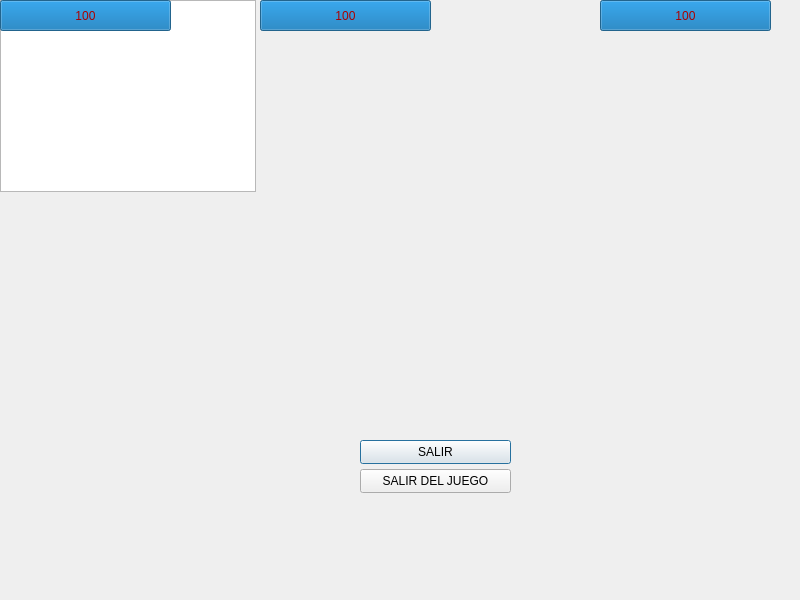
Before: the Qt Designer form AttackUniversity/multijugador2.ui in juan154850/Juego-info-2-Attack-University-, drawn with Qt 5.
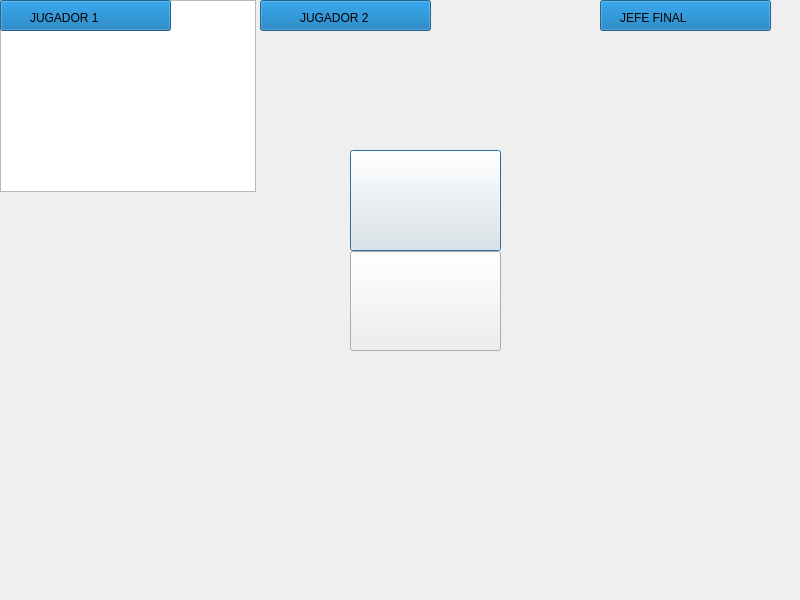
After: the same form once the commit is applied. Icons and pictures are not drawn.

What changed in the file:
```diff
--- a/AttackUniversity/multijugador2.ui
+++ b/AttackUniversity/multijugador2.ui
@@ -42,6 +42,9 @@
    <property name="value">
     <number>100</number>
    </property>
+   <property name="textVisible">
+    <bool>false</bool>
+   </property>
    <property name="format">
     <string>%p</string>
    </property>
@@ -65,6 +68,9 @@
    <property name="value">
     <number>100</number>
    </property>
+   <property name="textVisible">
+    <bool>false</bool>
+   </property>
    <property name="format">
     <string>%p</string>
    </property>
@@ -88,36 +94,90 @@
    <property name="value">
     <number>100</number>
    </property>
+   <property name="textVisible">
+    <bool>false</bool>
+   </property>
    <property name="format">
     <string>%p</string>
    </property>
   </widget>
-  <widget class="QPushButton" name="SALIR">
+  <widget class="QLabel" name="label">
    <property name="geometry">
     <rect>
-     <x>360</x>
-     <y>440</y>
-     <width>151</width>
-     <height>24</height>
+     <x>30</x>
+     <y>10</y>
+     <width>121</width>
+     <height>16</height>
     </rect>
    </property>
    <property name="text">
-    <string>SALIR</string>
+    <string>JUGADOR 1</string>
    </property>
   </widget>
-  <widget class="QPushButton" name="pushButton">
+  <widget class="QLabel" name="label_2">
    <property name="geometry">
     <rect>
-     <x>360</x>
-     <y>469</y>
-     <width>151</width>
-     <height>24</height>
+     <x>300</x>
+     <y>10</y>
+     <width>101</width>
+     <height>16</height>
     </rect>
    </property>
    <property name="text">
-    <string>SALIR DEL JUEGO</string>
+    <string>JUGADOR 2</string>
    </property>
   </widget>
+  <widget class="QLabel" name="label_3">
+   <property name="geometry">
+    <rect>
+     <x>620</x>
+     <y>10</y>
+     <width>141</width>
+     <height>16</height>
+    </rect>
+   </property>
+   <property name="text">
+    <string>JEFE FINAL</string>
+   </property>
+  </widget>
+  <widget class="QSplitter" name="splitter">
+   <property name="geometry">
+    <rect>
+     <x>350</x>
+     <y>150</y>
+     <width>151</width>
+     <height>201</height>
+    </rect>
+   </property>
+   <property name="orientation">
+    <enum>Qt::Vertical</enum>
+   </property>
+   <property name="opaqueResize">
+    <bool>false</bool>
+   </property>
+   <property name="handleWidth">
+    <number>0</number>
+   </property>
+   <property name="childrenCollapsible">
+    <bool>false</bool>
+   </property>
+   <widget class="QPushButton" name="SALIR">
+    <property name="styleSheet">
+     <string notr="true">border-image: url(:/imagenes2/SALIR.png);</string>
+    </property>
+    <property name="text">
+     <string/>
+    </property>
+   </widget>
+   <widget class="QPushButton" name="pushButton">
+    <property name="styleSheet">
+     <string notr="true">border-image: url(:/imagenes2/SALIR DEL JUEGO.png);</string>
+    </property>
+    <property name="text">
+     <string/>
+    </property>
+   </widget>
+  </widget>
  </widget>
  <resources/>
  <connections/>
```
